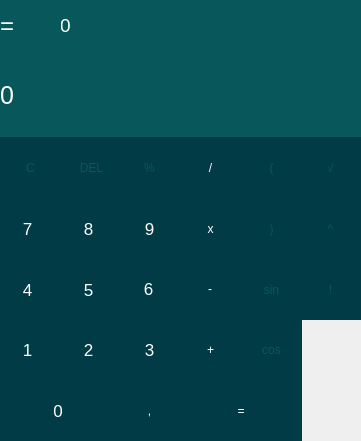
adosix/IVS-project, file src/RebusCalc/rebuscalc-0.0.1/src/mainwindow.ui: the form before one commit.
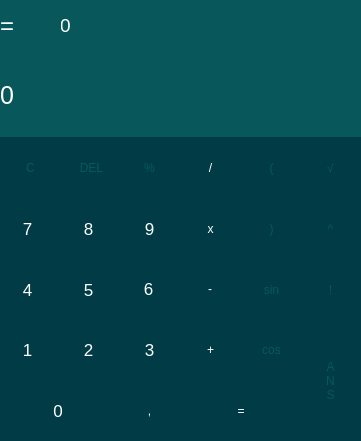
The form after the commit.

Commit message: Adding "ans" button

```diff
--- a/src/RebusCalc/rebuscalc-0.0.1/src/mainwindow.ui
+++ b/src/RebusCalc/rebuscalc-0.0.1/src/mainwindow.ui
@@ -892,6 +892,36 @@
      <string>DEL</string>
     </property>
    </widget>
+   <widget class="QPushButton" name="pushButton_ans">
+    <property name="geometry">
+     <rect>
+      <x>300</x>
+      <y>320</y>
+      <width>61</width>
+      <height>121</height>
+     </rect>
+    </property>
+    <property name="cursor">
+     <cursorShape>PointingHandCursor</cursorShape>
+    </property>
+    <property name="styleSheet">
+     <string notr="true">QPushButton {
+   border: 0px solid gray;
+	background-color: #003B46;
+	color: #07575b;
+}
+
+QPushButton:pressed {
+    background-color: qlineargradient(x1: 0, y1: 0, x2: 0, y2: 1,
+                                      stop: 0 #dadbde, stop: 1 #f6f7fa);
+} </string>
+    </property>
+    <property name="text">
+     <string>A
+N
+S</string>
+    </property>
+   </widget>
   </widget>
  </widget>
  <layoutdefault spacing="6" margin="11"/>
```
Left out of the diff: 2 changed lines with no effect on the pictures. The commit also changes 3 other files.
